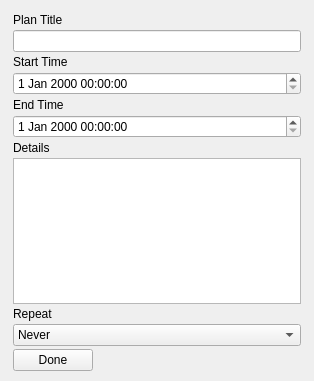
RedChiken/Calendar, file Qt_Calendar/Calendar/editplan.ui: the form before one commit.
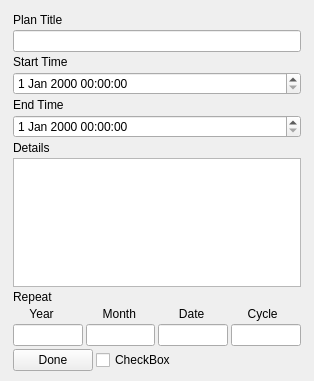
The form after the commit.

```diff
--- a/Qt_Calendar/Calendar/editplan.ui
+++ b/Qt_Calendar/Calendar/editplan.ui
@@ -41,7 +41,7 @@
    <property name="bottomMargin">
     <number>8</number>
    </property>
-   <item row="0" column="0">
+   <item row="0" column="1">
     <layout class="QVBoxLayout" name="verticalLayout">
      <property name="spacing">
       <number>3</number>
@@ -135,64 +135,64 @@
       <widget class="QTextEdit" name="Detail"/>
      </item>
      <item>
+      <layout class="QGridLayout" name="gridLayout_2">
+       <item row="1" column="0">
       <widget class="QLabel" name="label_4">
        <property name="text">
         <string>Repeat</string>
        </property>
       </widget>
      </item>
+       <item row="5" column="0">
+        <layout class="QHBoxLayout" name="horizontalLayout_2">
      <item>
-      <widget class="QComboBox" name="Repeat">
-       <property name="currentText">
-        <string>Never</string>
-       </property>
-       <property name="currentIndex">
-        <number>0</number>
-       </property>
-       <property name="insertPolicy">
-        <enum>QComboBox::InsertAtCurrent</enum>
-       </property>
-       <property name="sizeAdjustPolicy">
-        <enum>QComboBox::AdjustToContents</enum>
-       </property>
-       <property name="minimumContentsLength">
-        <number>5</number>
-       </property>
-       <property name="frame">
-        <bool>true</bool>
-       </property>
+          <widget class="QLineEdit" name="lineEdit"/>
+         </item>
        <item>
-        <property name="text">
-         <string>Never</string>
-        </property>
+          <widget class="QLineEdit" name="lineEdit_2"/>
        </item>
        <item>
-        <property name="text">
-         <string>Every Day</string>
-        </property>
+          <widget class="QLineEdit" name="lineEdit_3"/>
        </item>
        <item>
+          <widget class="QLineEdit" name="lineEdit_4"/>
+         </item>
+        </layout>
+       </item>
+       <item row="2" column="0">
+        <layout class="QHBoxLayout" name="horizontalLayout_4">
+         <item>
+          <widget class="QLabel" name="label_6">
         <property name="text">
-         <string>Every Week</string>
-        </property>
+            <string>     Year</string>
+           </property>
+          </widget>
        </item>
        <item>
+          <widget class="QLabel" name="label_8">
         <property name="text">
-         <string>Every 2 Weeks</string>
-        </property>
+            <string>     Month</string>
+           </property>
+          </widget>
        </item>
        <item>
+          <widget class="QLabel" name="label_7">
         <property name="text">
-         <string>Every Month</string>
-        </property>
+            <string>      Date</string>
+           </property>
+          </widget>
        </item>
        <item>
+          <widget class="QLabel" name="label_5">
         <property name="text">
-         <string>Every Year</string>
-        </property>
-       </item>
-      </widget>
-     </item>
+            <string>     Cycle</string>
+           </property>
+          </widget>
+         </item>
+        </layout>
+       </item>
+       <item row="6" column="0">
+        <layout class="QHBoxLayout" name="horizontalLayout_5">
      <item>
       <widget class="QPushButton" name="EditButton">
        <property name="sizePolicy">
@@ -211,6 +211,17 @@
         <string>Done</string>
        </property>
       </widget>
+         </item>
+         <item>
+          <widget class="QCheckBox" name="checkBox">
+           <property name="text">
+            <string>CheckBox</string>
+           </property>
+          </widget>
+         </item>
+        </layout>
+       </item>
+      </layout>
      </item>
     </layout>
    </item>
```
Lines whose indentation alone changed are shown as unchanged.
